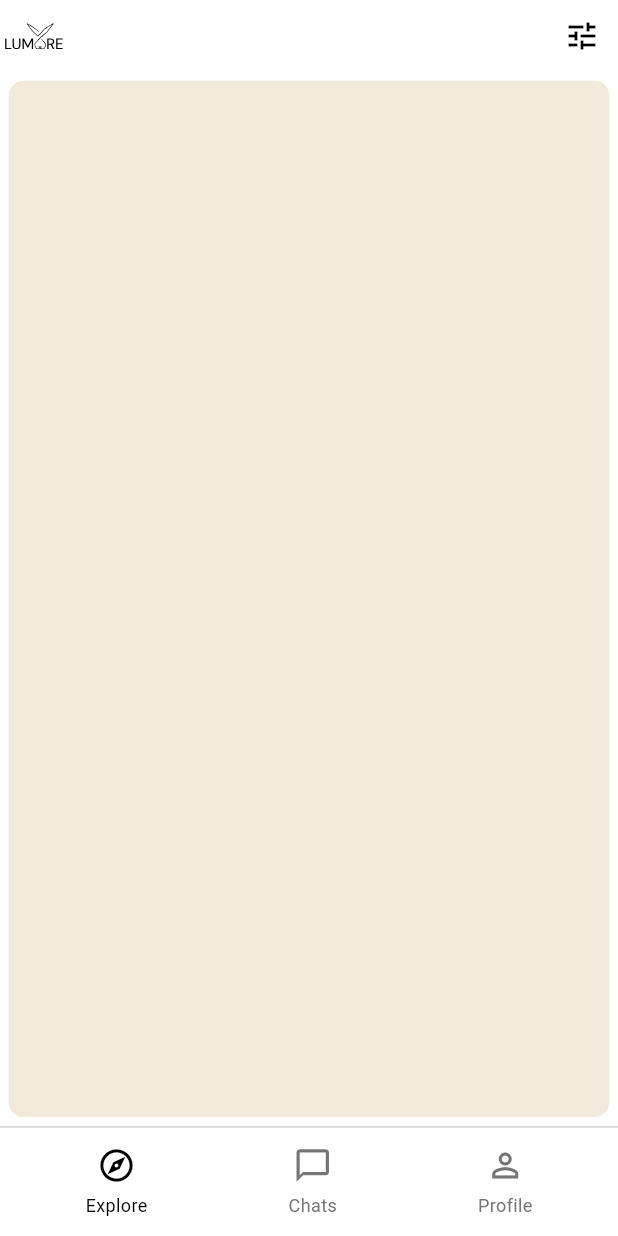
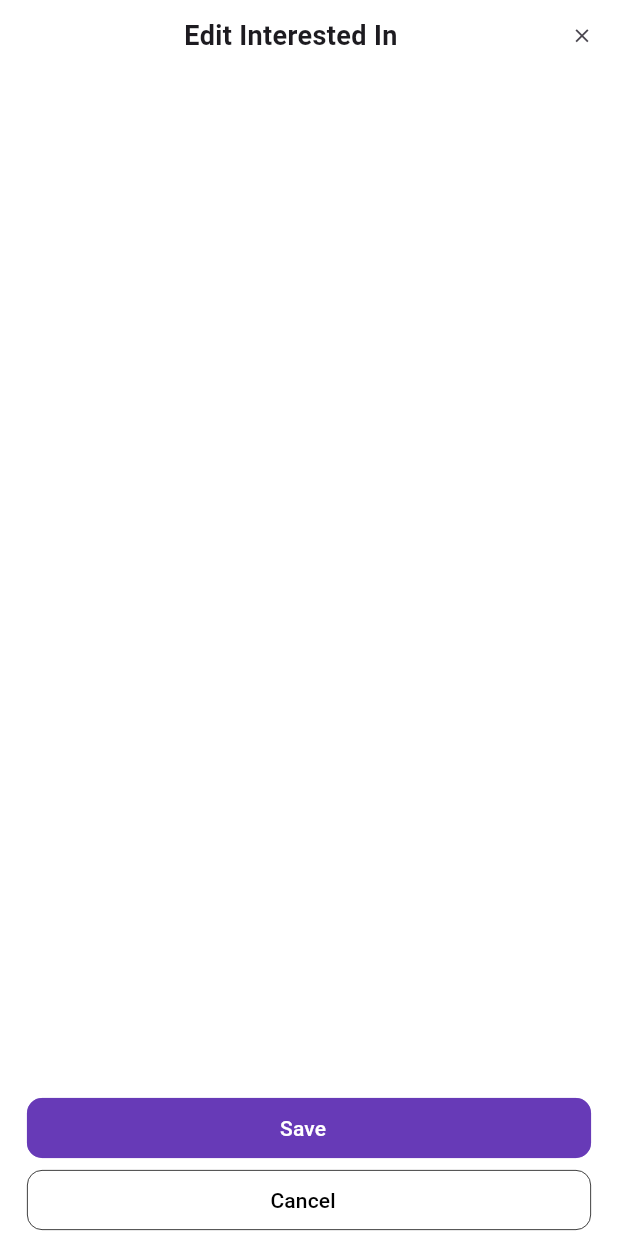
Before and after one commit to lumore-xyz/mobile-hybrid, a Flutter app: the screen it shows after launch, on a phone screen of 412 x 824 dp. Run offline on Flutter 3.47's test engine with Material 3 defaults, Android fonts, the phone set to English and light mode, and no system bars; our stand-ins replace flutter_svg.

Commit message:
preferences added

```diff
--- a/lib/components/buttons/borderbutton.dart
+++ b/lib/components/buttons/borderbutton.dart
@@ -1,15 +1,33 @@
 import 'package:flutter/material.dart';
 
-class EditProfileButton  extends StatelessWidget {
+class CustomBorderButton  extends StatelessWidget {
 
   final String text;
-  final IconData icon;
+  final Color textColor;
+  final Color backgroundColor;
+  final Color borderColor;
+  final IconData? icon;
   final VoidCallback onPressed;
+  final double borderWidth;
+  final double? iconSize;
+  // final double horizohtalPadding;
+  // final double verticalPadding;
+  final double borderRadius;
 
-  const EditProfileButton ({
+
+  const CustomBorderButton ({
     required this.text,
-    required this.icon,
     required this.onPressed,
+    this.textColor = Colors.black,
+    this.backgroundColor = Colors.white,
+    this.borderColor = Colors.black,
+    this.icon,
+    this.borderWidth = 0.5,
+    this.borderRadius = 10.0,
+    this.iconSize = 20.0,
+    // this.horizohtalPadding = 20.0,
+    // this.verticalPadding = 12.0,
+
     super.key
   });
 
@@ -21,22 +39,26 @@ class EditProfileButton  extends StatelessWidget {
         child: OutlinedButton(
           onPressed: onPressed,
           style: OutlinedButton.styleFrom(
-              backgroundColor: Colors.white,
-              foregroundColor: Colors.black,
-              side: const BorderSide(color: Colors.black, width: 0.5),
+              backgroundColor: backgroundColor,
+              foregroundColor: textColor,
+              side: BorderSide(color: borderColor, width: borderWidth),
               shape: RoundedRectangleBorder(
-                borderRadius: BorderRadius.circular(10.0),
+                borderRadius: BorderRadius.circular(borderRadius),
               ),
               padding: const EdgeInsets.symmetric(horizontal: 20.0)
+          ).copyWith(
+            iconColor: MaterialStateProperty.all(textColor),
           ),
           child: Row(
             mainAxisAlignment: MainAxisAlignment.center,
             children: [
-
-              Text(text),
+              Text(text, style: TextStyle(color: textColor),),
               const SizedBox(width: 8.0),
+              if (icon != null) ...[
+                const SizedBox(width: 8.0),
+                Icon(icon, size: iconSize, color: textColor,),
+              ]
               // Icon comes second
-              Icon(icon, size: 20),
             ],
           ),
         ),
--- a/lib/components/iconbutton.dart
+++ b/lib/components/buttons/iconbutton.dart
@@ -24,7 +24,7 @@ class CustomIconButton extends StatelessWidget {
           foregroundColor: Colors.black,
           backgroundColor: Colors.white,
 
-          side: const BorderSide(color: Colors.black, width: 1.5),
+          side: const BorderSide(color: Colors.black, width: 1),
 
           padding: EdgeInsets.symmetric(
               vertical: context.screenHeight * 0.016
--- /dev/null
+++ b/lib/components/headers/editpageheader.dart
@@ -0,0 +1,44 @@
+import 'package:flutter/material.dart';
+
+class EditPageHeader extends StatelessWidget implements PreferredSizeWidget{
+  final String headerText;
+  final VoidCallback? onClose;
+
+  const EditPageHeader({
+    super.key,
+    required this.headerText,
+    this.onClose,
+  });
+
+  @override
+  Widget build(BuildContext context) {
+    return Row(
+      mainAxisAlignment: MainAxisAlignment.spaceBetween,
+      children: [
+        Opacity(opacity: 0, child: Icon(Icons.clear),),
+        Expanded(
+          child: Text(
+            headerText,
+            textAlign: TextAlign.center,
+            style: TextStyle(
+              fontSize: 18.0,
+              fontWeight: FontWeight.bold,
+            ),
+          ),
+        ),
+        IconButton(
+          icon: Icon(Icons.clear, size: 15.0,),
+          onPressed: onClose ??
+              () {
+            if (Navigator.canPop(context)) {
+              Navigator.pop(context);
+            };
+          },
+        ),
+      ],
+    );
+  }
+
+  @override
+  Size get preferredSize => const Size.fromHeight(kToolbarHeight);
+}
--- /dev/null
+++ b/lib/components/preferences/interestedin.dart
@@ -0,0 +1,28 @@
+import 'package:flutter/material.dart';
+import 'package:lumore/components/buttons/borderbutton.dart';
+import 'package:lumore/components/headers/editpageheader.dart';
+
+class InterestedInPref extends StatelessWidget{
+  const InterestedInPref({super.key,});
+
+  @override
+  Widget build(BuildContext context) {
+    return Scaffold(
+      backgroundColor: Colors.white,
+      body: SafeArea(
+        child: Column(
+          children: [
+            EditPageHeader(headerText: "Edit Interested In"),
+            Expanded(
+              child: Column(
+
+              ),
+            ),
+            CustomBorderButton(text: "Save", onPressed: () {}, textColor: Colors.white, borderColor: Colors.deepPurple, backgroundColor: Colors.deepPurple,),
+            CustomBorderButton(text: "Cancel", onPressed: () {})
+          ],
+        ),
+      ),
+    );
+  }
+}
--- a/lib/main.dart
+++ b/lib/main.dart
@@ -1,7 +1,7 @@
 import 'package:flutter/material.dart';
 import 'package:flutter/services.dart';
-import 'package:lumore/screens/Home/home_screen.dart';
-import 'package:lumore/screens/launchScreen/launchScreen.dart';
+import 'package:lumore/components/preferences/interestedin.dart';
+import 'package:lumore/screens/pages/preferencesscreen.dart';
 
 void main() {
   WidgetsFlutterBinding.ensureInitialized();
@@ -29,7 +29,7 @@ class MyApp extends StatelessWidget {
         colorScheme: ColorScheme.fromSeed(seedColor: Colors.deepPurple),
         useMaterial3: true,
       ),
-      home: const HomeScreen(),
+      home: const InterestedInPref(),
     );
   }
 }
--- a/lib/screens/Login/data.dart
+++ b/lib/screens/Login/data.dart
@@ -1,6 +1,6 @@
 import 'package:flutter/material.dart';
 import 'package:lumore/components/button.dart';
-import 'package:lumore/components/iconbutton.dart';
+import 'package:lumore/components/buttons/iconbutton.dart';
 import 'package:lumore/components/input.dart';
 import 'package:lumore/components/text.dart';
 
--- a/lib/screens/pages/profilescreen.dart
+++ b/lib/screens/pages/profilescreen.dart
@@ -1,6 +1,5 @@
 import 'package:flutter/material.dart';
 import 'package:lumore/components/buttons/borderbutton.dart';
-import 'package:lumore/components/headers/home_appbar.dart';
 import 'package:lumore/components/headers/profile_header.dart';
 import 'package:lumore/components/profilecard.dart';
 import 'package:lumore/constants/constant.dart';
@@ -66,7 +65,7 @@ class ProfileScreen extends StatelessWidget{
 
 
             ),
-            EditProfileButton(
+            CustomBorderButton(
               text: "Edit Profile",
               icon: Icons.edit_outlined,
               onPressed: () {},
```
Also changed, not shown: lib/components/headers/appbarwith_backarrow_title.dart (added, +28 -0 lines), lib/components/textfeilds/filledtextfields.dart (added, +36 -0 lines), lib/screens/pages/preferencesscreen.dart (added, +44 -0 lines), lib/screens/pages/usersettingsscreen.dart (added, +31 -0 lines), lib/screens/register/registercard.dart (added, +30 -0 lines), lib/screens/register/registerdata.dart (added, +50 -0 lines), lib/screens/register/registerscreen.dart (added, +22 -0 lines), flutter_01.png (added).
